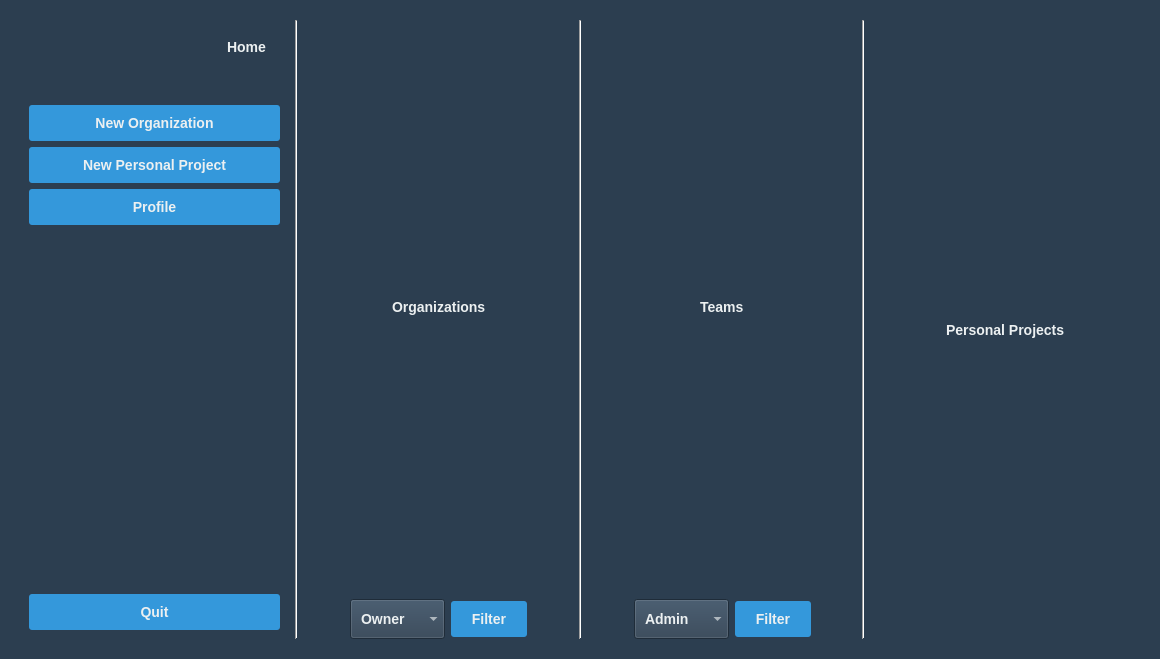
Old version of the form Client/dashboard.ui in the repository amirsoleimani7/AP_Project.
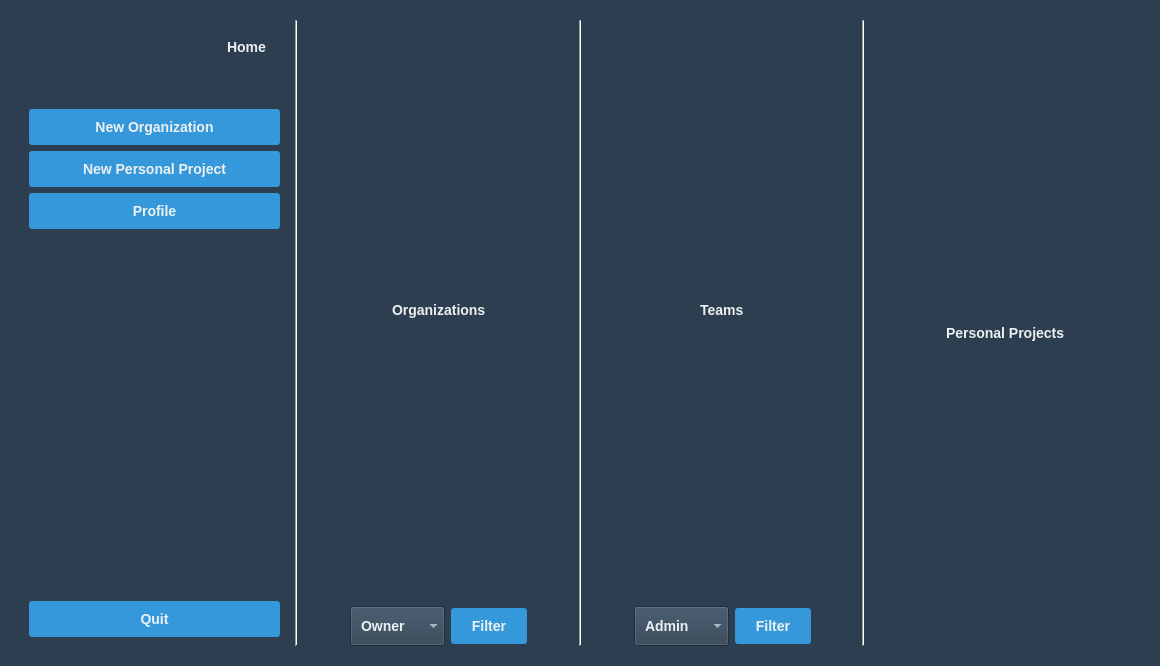
New version of the form.

What changed in the file:
```diff
--- a/Client/dashboard.ui
+++ b/Client/dashboard.ui
@@ -7,7 +7,7 @@
     <x>0</x>
     <y>0</y>
     <width>1160</width>
-    <height>659</height>
+    <height>666</height>
    </rect>
   </property>
   <property name="windowTitle">
@@ -28,7 +28,6 @@
   background-color: #2980b9;
 }
 QDateEdit{font-family: 'Arial', sans-serif;
-  background-color: #2c3e50;
 font-weight: bold;
   color: #ecf0f1;
   padding: 10px;
```
